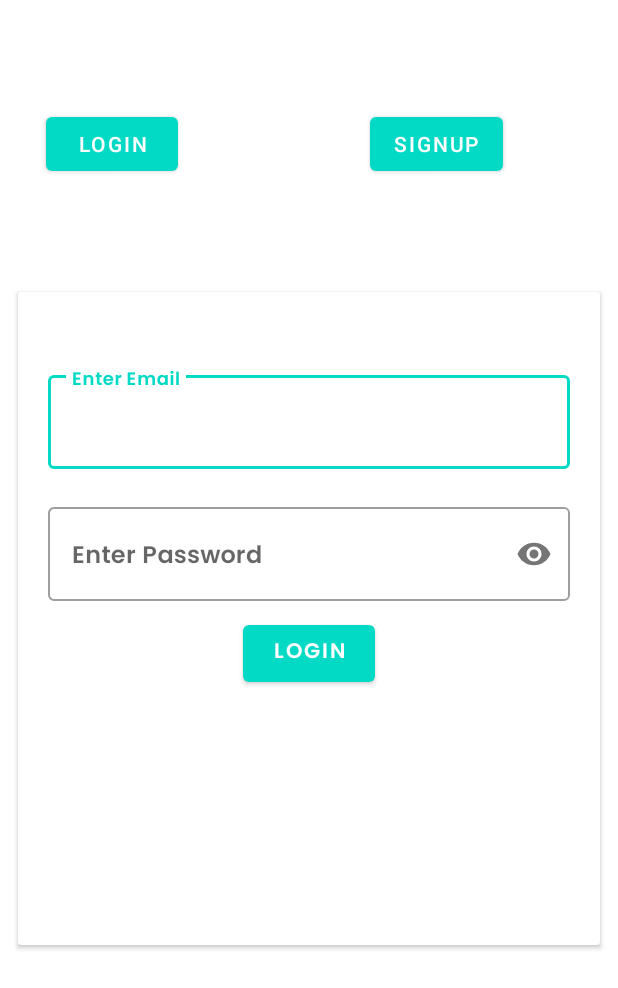
After one commit to abhisek1999-android/Beyond-School-2, an Android app: the LoginSignupActivity screen opened directly, with no data from a screen before it, on a phone screen of 412 x 824 dp. The commit adds this screen. Shown: the top 988 px of the screen. Run offline under Robolectric (Android 15) with nearby library versions, the phone set to English and light mode, and no system bars; our stand-ins replace Firebase (no records; nobody signed in at launch, a user with empty details on screens opened directly).

Commit message:
login signup added

```diff
--- a/app/build.gradle
+++ b/app/build.gradle
@@ -33,6 +33,8 @@ dependencies {
     implementation 'com.google.android.material:material:1.6.1'
     implementation 'androidx.constraintlayout:constraintlayout:2.1.4'
     implementation 'androidx.gridlayout:gridlayout:1.0.0'
+    implementation 'com.google.firebase:firebase-auth:19.2.0'
+    implementation 'com.google.firebase:firebase-firestore:24.2.1'
     testImplementation 'junit:junit:4.13.2'
     androidTestImplementation 'androidx.test.ext:junit:1.1.3'
     androidTestImplementation 'androidx.test.espresso:espresso-core:3.4.0'
@@ -41,6 +43,7 @@ dependencies {
     annotationProcessor 'com.jakewharton:butterknife-compiler:10.2.3'
     implementation "io.reactivex.rxjava2:rxjava:2.1.14"
     implementation 'io.reactivex.rxjava2:rxandroid:2.0.1'
+    implementation 'com.google.android.material:material:1.5.0'
 
     //lotti
     def lottieVersion = "3.4.0"
--- /dev/null
+++ b/app/src/main/java/com/maths/beyond_school270620220930/LoginSignupActivity.java
@@ -0,0 +1,151 @@
+package com.maths.beyond_school270620220930;
+
+import androidx.annotation.NonNull;
+import androidx.appcompat.app.AppCompatActivity;
+import androidx.cardview.widget.CardView;
+
+import android.content.Intent;
+import android.os.Bundle;
+import android.util.Log;
+import android.view.View;
+import android.widget.Button;
+import android.widget.Toast;
+
+import com.google.android.gms.tasks.OnCompleteListener;
+import com.google.android.gms.tasks.OnFailureListener;
+import com.google.android.gms.tasks.OnSuccessListener;
+import com.google.android.gms.tasks.Task;
+import com.google.android.material.textfield.TextInputEditText;
+import com.google.firebase.auth.AuthResult;
+import com.google.firebase.auth.FirebaseAuth;
+import com.google.firebase.auth.FirebaseUser;
+import com.google.firebase.firestore.DocumentReference;
+import com.google.firebase.firestore.DocumentSnapshot;
+import com.google.firebase.firestore.FirebaseFirestore;
+
+import java.util.HashMap;
+import java.util.Map;
+
+public class LoginSignupActivity extends AppCompatActivity {
+Button login,signup,log,sign;
+    private FirebaseAuth mAuth;
+    FirebaseFirestore db = FirebaseFirestore.getInstance();
+    String regex = "^(.+)@(.+)$";
+    CardView logcard,signcard;
+    TextInputEditText email,password,name,confirmpassword,emaillog,passwordlog;
+    Intent loginIntent;
+    @Override
+    protected void onCreate(Bundle savedInstanceState) {
+        super.onCreate(savedInstanceState);
+        setContentView(R.layout.activity_login_signup);
+        email=findViewById(R.id.useremail);
+        password=findViewById(R.id.password);
+        signup=findViewById(R.id.signup);
+        name=findViewById(R.id.username);
+        emaillog=findViewById(R.id.useremaillog);
+        passwordlog=findViewById(R.id.passwordlog);
+        login=findViewById(R.id.login);
+        log=findViewById(R.id.button3);
+        sign=findViewById(R.id.button5);
+        logcard=findViewById(R.id.logincard);
+        signcard=findViewById(R.id.signupcard);
+        mAuth = FirebaseAuth.getInstance();
+        loginIntent=new Intent(getApplicationContext(),TestActivity.class);
+        log.setOnClickListener(new View.OnClickListener() {
+            @Override
+            public void onClick(View view) {
+                signcard.setVisibility(View.GONE);
+                logcard.setVisibility(View.VISIBLE);
+            }
+        });
+        sign.setOnClickListener(new View.OnClickListener() {
+            @Override
+            public void onClick(View view) {
+                signcard.setVisibility(View.VISIBLE);
+                logcard.setVisibility(View.GONE);
+            }
+        });
+        login.setOnClickListener(view -> {
+            mAuth.signInWithEmailAndPassword(emaillog.getText().toString(), passwordlog.getText().toString())
+                    .addOnCompleteListener(this, new OnCompleteListener<AuthResult>() {
+                        @Override
+                        public void onComplete(@NonNull Task<AuthResult> task) {
+                            if (task.isSuccessful()) {
+                                // Sign in success, update UI with the signed-in user's information
+                                FirebaseUser user = mAuth.getCurrentUser();
+                                getuser();
+                                startActivity(loginIntent);
+                            } else {
+                                // If sign in fails, display a message to the user.
+                            //    Log.w(TAG, "signInWithEmail:failure", task.getException());
+                                Toast.makeText(getApplicationContext(), "Authentication failed.", Toast.LENGTH_SHORT).show();
+                             //   updateUI(null);
+                            }
+                        }
+                    });
+        });
+        signup.setOnClickListener(view -> {
+            String mail,username,pass,confirmpass;
+            mAuth.createUserWithEmailAndPassword(email.getText().toString(), password.getText().toString())
+                    .addOnCompleteListener(this, new OnCompleteListener<AuthResult>() {
+                        @Override
+                        public void onComplete(@NonNull Task<AuthResult> task) {
+                            if (task.isSuccessful()) {
+                                // Sign in success, update UI with the signed-in user's information
+                               // Log.d(TAG, "createUserWithEmail:success");
+                                FirebaseUser user = mAuth.getCurrentUser();
+                                Toast.makeText(getApplicationContext(), "signup done", Toast.LENGTH_SHORT).show();
+                                adduser();
+                             //   updateUI(user);
+                            } else {
+                                // If sign in fails, display a message to the user.
+                              //  Log.w(TAG, "createUserWithEmail:failure", task.getException());
+                                Toast.makeText(LoginSignupActivity.this, "Authentication failed.",
+                                        Toast.LENGTH_SHORT).show();
+                               // updateUI(null);
+                            }
+                        }
+                    });
+        });
+    }
+    public  void getuser(){
+        DocumentReference docRef = db.collection("users").document(mAuth.getCurrentUser().getUid().toString());
+        docRef.get().addOnCompleteListener(new OnCompleteListener<DocumentSnapshot>() {
+            @Override
+            public void onComplete(@NonNull Task<DocumentSnapshot> task) {
+                if (task.isSuccessful()) {
+                    DocumentSnapshot document = task.getResult();
+                    if (document.exists()) {
+                        loginIntent.putExtra("Nameofchild",  document.get("name").toString());
+                    } else {
+                      //  Log.d(TAG, "No such document");
+                    }
+                } else {
+                   // Log.d(TAG, "get failed with ", task.getException());
+                }
+            }
+        });
+
+    }
+    public void adduser(){
+        Map<String, Object> user = new HashMap<>();
+       user.put("email",email.getText().toString());
+       user.put("name",name.getText().toString());
+// Add a new document with a generated ID
+        db.collection("users").document(mAuth.getCurrentUser().getUid())
+                .set(user)
+                .addOnSuccessListener(new OnSuccessListener<Void>() {
+                    @Override
+                    public void onSuccess(Void aVoid) {
+                       // Log.d(TAG, "DocumentSnapshot successfully written!");
+                        Toast.makeText(getApplicationContext(),"added",Toast.LENGTH_SHORT).show();
+                    }
+                })
+                .addOnFailureListener(new OnFailureListener() {
+                    @Override
+                    public void onFailure(@NonNull Exception e) {
+                      //  Log.w(TAG, "Error writing document", e);
+                    }
+                });
+    }
+}
--- /dev/null
+++ b/app/src/main/res/drawable/ic_menu.xml
@@ -0,0 +1,6 @@
+<vector android:height="24dp" android:viewportHeight="384.97"
+    android:viewportWidth="384.97" android:width="24dp" xmlns:android="http://schemas.android.com/apk/res/android">
+    <path android:fillColor="#FF000000" android:pathData="M12.03,120.3h360.91c6.64,0 12.03,-5.39 12.03,-12.03c0,-6.64 -5.39,-12.03 -12.03,-12.03H12.03c-6.64,0 -12.03,5.39 -12.03,12.03C0,114.91 5.39,120.3 12.03,120.3z"/>
+    <path android:fillColor="#FF000000" android:pathData="M372.94,180.46H12.03c-6.64,0 -12.03,5.39 -12.03,12.03s5.39,12.03 12.03,12.03h360.91c6.64,0 12.03,-5.39 12.03,-12.03S379.58,180.46 372.94,180.46z"/>
+    <path android:fillColor="#FF000000" android:pathData="M372.94,264.67H132.33c-6.64,0 -12.03,5.39 -12.03,12.03c0,6.64 5.39,12.03 12.03,12.03h240.61c6.64,0 12.03,-5.39 12.03,-12.03C384.97,270.06 379.58,264.67 372.94,264.67z"/>
+</vector>
--- /dev/null
+++ b/app/src/main/res/layout/activity_login_signup.xml
@@ -0,0 +1,206 @@
+<?xml version="1.0" encoding="utf-8"?>
+<androidx.constraintlayout.widget.ConstraintLayout xmlns:android="http://schemas.android.com/apk/res/android"
+    xmlns:app="http://schemas.android.com/apk/res-auto"
+    xmlns:tools="http://schemas.android.com/tools"
+    android:layout_width="match_parent"
+    android:layout_height="match_parent"
+    android:orientation="vertical"
+    tools:context=".LoginSignupActivity">
+
+    <androidx.cardview.widget.CardView
+        android:id="@+id/signupcard"
+        android:layout_width="388dp"
+        android:layout_height="435dp"
+        app:layout_constraintBottom_toBottomOf="parent"
+        app:layout_constraintEnd_toEndOf="parent"
+        app:layout_constraintStart_toStartOf="parent"
+        android:visibility="gone"
+        app:layout_constraintTop_toTopOf="parent">
+
+        <LinearLayout
+            android:layout_width="match_parent"
+            android:layout_height="wrap_content"
+            android:orientation="vertical">
+
+            <com.google.android.material.textfield.TextInputLayout
+                style="@style/Widget.MaterialComponents.TextInputLayout.OutlinedBox"
+                android:layout_width="match_parent"
+                android:layout_height="wrap_content"
+                android:layout_marginLeft="20dp"
+                android:layout_marginTop="50dp"
+                android:layout_marginRight="20dp">
+
+                <com.google.android.material.textfield.TextInputEditText
+                    android:id="@+id/useremail"
+                    android:layout_width="match_parent"
+                    android:layout_height="wrap_content"
+                    android:fontFamily="@font/poppins"
+                    android:hint="Enter Email">
+
+                </com.google.android.material.textfield.TextInputEditText>
+
+            </com.google.android.material.textfield.TextInputLayout>
+
+            <com.google.android.material.textfield.TextInputLayout
+                style="@style/Widget.MaterialComponents.TextInputLayout.OutlinedBox"
+                android:layout_width="match_parent"
+                android:layout_height="wrap_content"
+                android:layout_marginLeft="20dp"
+                android:layout_marginTop="20dp"
+                android:layout_marginRight="20dp">
+
+                <com.google.android.material.textfield.TextInputEditText
+                    android:id="@+id/username"
+                    android:layout_width="match_parent"
+                    android:layout_height="wrap_content"
+                    android:fontFamily="@font/poppins"
+                    android:hint="Enter Childs Name"></com.google.android.material.textfield.TextInputEditText>
+
+            </com.google.android.material.textfield.TextInputLayout>
+
+            <com.google.android.material.textfield.TextInputLayout
+                style="@style/Widget.MaterialComponents.TextInputLayout.OutlinedBox"
+                android:layout_width="match_parent"
+                android:layout_height="wrap_content"
+                android:layout_marginLeft="20dp"
+                android:layout_marginTop="20dp"
+                android:layout_marginRight="20dp"
+                app:passwordToggleEnabled="true">
+
+                <com.google.android.material.textfield.TextInputEditText
+                    android:id="@+id/password"
+                    android:layout_width="match_parent"
+                    android:layout_height="wrap_content"
+                    android:fontFamily="@font/poppins"
+                    android:hint="Enter Password"
+                    android:inputType="textPassword">
+
+                </com.google.android.material.textfield.TextInputEditText>
+
+            </com.google.android.material.textfield.TextInputLayout>
+
+            <com.google.android.material.textfield.TextInputLayout
+                style="@style/Widget.MaterialComponents.TextInputLayout.OutlinedBox"
+                android:layout_width="match_parent"
+                android:layout_height="match_parent"
+                android:layout_marginLeft="20dp"
+                android:layout_marginTop="20dp"
+                android:layout_marginRight="20dp"
+                app:passwordToggleEnabled="true">
+
+                <com.google.android.material.textfield.TextInputEditText
+                    android:id="@+id/confirmpass"
+                    android:layout_width="match_parent"
+                    android:layout_height="wrap_content"
+                    android:fontFamily="@font/poppins"
+                    android:hint="Confirm Password"
+                    android:inputType="textPassword">
+
+                </com.google.android.material.textfield.TextInputEditText>
+
+            </com.google.android.material.textfield.TextInputLayout>
+
+            <Button
+                android:id="@+id/signup"
+                android:layout_width="wrap_content"
+                android:layout_height="50dp"
+                android:layout_gravity="center"
+                android:layout_marginTop="10dp"
+                android:fontFamily="@font/poppins"
+
+                android:minHeight="48dp"
+                android:text="signup" />
+
+        </LinearLayout>
+    </androidx.cardview.widget.CardView>
+    <androidx.cardview.widget.CardView
+        android:id="@+id/logincard"
+        android:layout_width="388dp"
+        android:layout_height="435dp"
+        app:layout_constraintBottom_toBottomOf="parent"
+        app:layout_constraintEnd_toEndOf="parent"
+        app:layout_constraintStart_toStartOf="parent"
+        android:visibility="visible"
+        app:layout_constraintTop_toTopOf="parent">
+
+        <LinearLayout
+            android:layout_width="match_parent"
+            android:layout_height="wrap_content"
+            android:orientation="vertical">
+
+            <com.google.android.material.textfield.TextInputLayout
+                style="@style/Widget.MaterialComponents.TextInputLayout.OutlinedBox"
+                android:layout_width="match_parent"
+                android:layout_height="wrap_content"
+                android:layout_marginLeft="20dp"
+                android:layout_marginTop="50dp"
+                android:layout_marginRight="20dp">
+
+                <com.google.android.material.textfield.TextInputEditText
+                    android:id="@+id/useremaillog"
+                    android:layout_width="match_parent"
+                    android:layout_height="wrap_content"
+                    android:fontFamily="@font/poppins"
+                    android:hint="Enter Email">
+
+                </com.google.android.material.textfield.TextInputEditText>
+
+            </com.google.android.material.textfield.TextInputLayout>
+
+            <com.google.android.material.textfield.TextInputLayout
+                style="@style/Widget.MaterialComponents.TextInputLayout.OutlinedBox"
+                android:layout_width="match_parent"
+                android:layout_height="wrap_content"
+                android:layout_marginLeft="20dp"
+                android:layout_marginTop="20dp"
+                android:layout_marginRight="20dp"
+                app:passwordToggleEnabled="true">
+
+                <com.google.android.material.textfield.TextInputEditText
+                    android:id="@+id/passwordlog"
+                    android:layout_width="match_parent"
+                    android:layout_height="wrap_content"
+                    android:fontFamily="@font/poppins"
+                    android:hint="Enter Password"
+                    android:inputType="textPassword">
+
+                </com.google.android.material.textfield.TextInputEditText>
+
+            </com.google.android.material.textfield.TextInputLayout>
+
+            <Button
+                android:id="@+id/login"
+                android:layout_width="wrap_content"
+                android:layout_height="50dp"
+                android:layout_gravity="center"
+                android:layout_marginTop="10dp"
+                android:fontFamily="@font/poppins"
+                android:minHeight="48dp"
+                android:text="login" />
+
+        </LinearLayout>
+    </androidx.cardview.widget.CardView>
+
+    <Button
+        android:id="@+id/button3"
+        android:layout_width="wrap_content"
+        android:layout_height="wrap_content"
+        android:text="login"
+        app:layout_constraintBottom_toBottomOf="parent"
+        app:layout_constraintEnd_toEndOf="parent"
+        app:layout_constraintHorizontal_bias="0.095"
+        app:layout_constraintStart_toStartOf="parent"
+        app:layout_constraintTop_toTopOf="parent"
+        app:layout_constraintVertical_bias="0.093" />
+
+    <Button
+        android:id="@+id/button5"
+        android:layout_width="wrap_content"
+        android:layout_height="wrap_content"
+        android:text="signup"
+        app:layout_constraintBaseline_toBaselineOf="@+id/button3"
+        app:layout_constraintEnd_toEndOf="parent"
+        app:layout_constraintHorizontal_bias="0.626"
+        app:layout_constraintStart_toEndOf="@+id/button3" />
+
+</androidx.constraintlayout.widget.ConstraintLayout>
--- a/app/src/main/res/layout/activity_main.xml
+++ b/app/src/main/res/layout/activity_main.xml
@@ -7,13 +7,11 @@
     tools:context=".MainActivity">
 
 
-
     <include
         android:id="@+id/toolBar"
         layout="@layout/tool_bar_layout"
         android:layout_width="match_parent"
-        android:layout_height="wrap_content"
-        />
+        android:layout_height="wrap_content" />
 
 
 
--- a/app/src/main/res/layout/tool_bar_layout.xml
+++ b/app/src/main/res/layout/tool_bar_layout.xml
@@ -14,8 +14,8 @@
         android:id="@+id/profileImage"
         android:layout_width="60dp"
         android:layout_height="60dp"
+        android:layout_centerVertical="true"
         android:padding="5dp"
-        android:layout_centerVertical="true"
         android:src="@drawable/profile_default" />
 
     <TextView
```
Also changed, not shown: app/src/main/AndroidManifest.xml (+17 -14 lines), app/src/main/java/com/maths/beyond_school270620220930/DashBoardActivity.java (added, +14 -0 lines), app/src/main/java/com/maths/beyond_school270620220930/MainActivity.java (+7 -6 lines), app/src/main/java/com/maths/beyond_school270620220930/TestActivity.java (+8 -6 lines), app/src/main/java/com/maths/beyond_school270620220930/extras/RecognizeVoice.java (+5 -5 lines), app/src/main/res/layout/activity_dash_board.xml (added, +9 -0 lines), app/src/main/res/layout/activity_test.xml (+10 -0 lines), app/src/main/res/layout/toolbar_dashboard.xml (added, +36 -0 lines), 373 other files.
